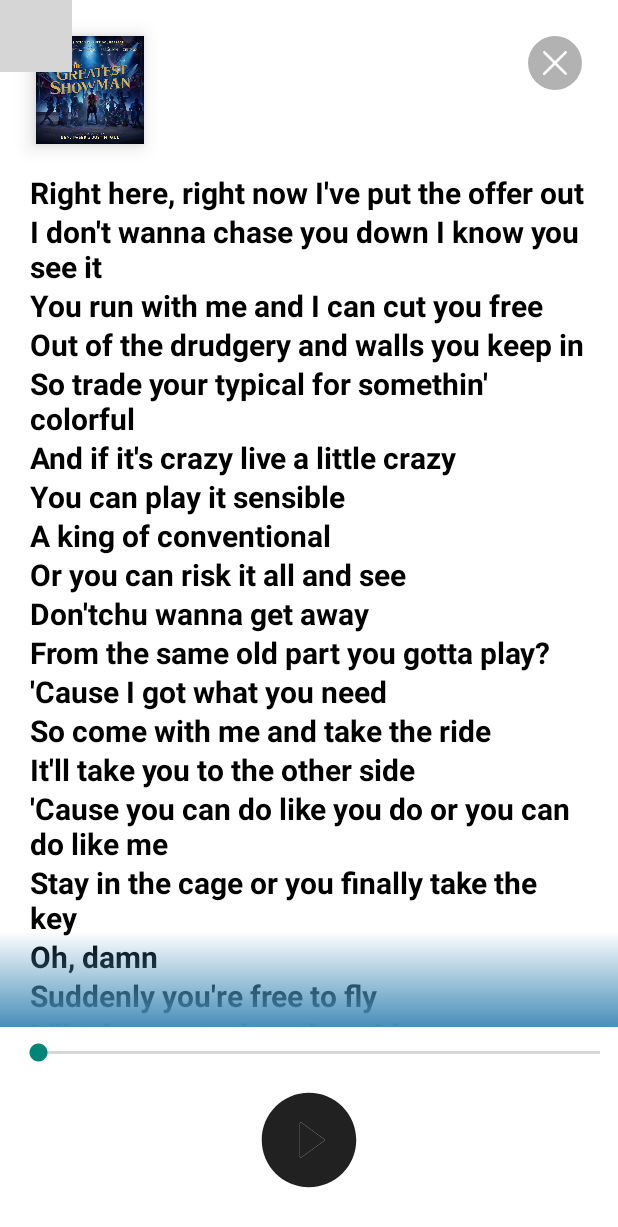
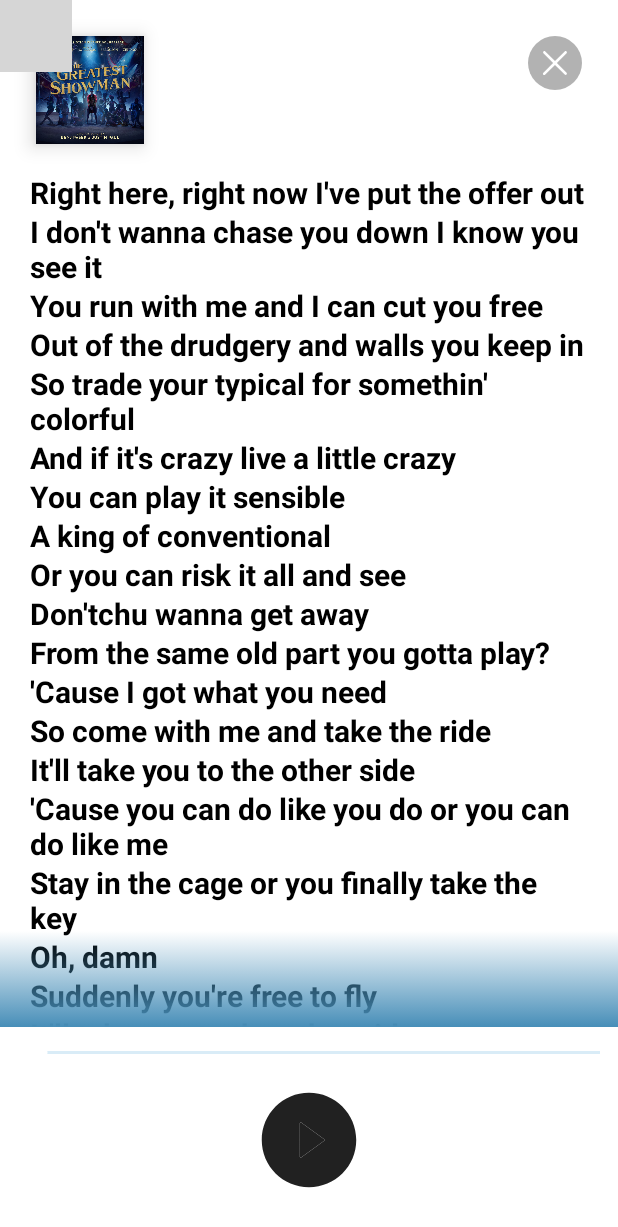
Before and after one commit to axelbrians/music-lyrics, an Android app built with Jetpack Compose: the composable ScrollableFullScreenLyricsScreen shown on its own in the app's theme, on a phone screen of 412 x 824 dp. Shown: the top 1227 px of the screen. Run offline under Robolectric (Android 15) with nearby library versions, the phone set to English and light mode, and no system bars; our stand-ins replace Timber, constraintlayout-compose; libraries missing offline, so code that uses them is left out: com.google.android.exoplayer2; 8 statements that could not run were skipped; grey boxes are pictures that could not be loaded.

Commit message:
feat: change seekbar style

```diff
--- a/app/src/main/java/com/axelb/music_lyrics/presentation/PlaybackControlFullScreenLyricsComp.kt
+++ b/app/src/main/java/com/axelb/music_lyrics/presentation/PlaybackControlFullScreenLyricsComp.kt
@@ -1,6 +1,8 @@
 package com.axelb.music_lyrics.presentation
 
 import android.widget.SeekBar
+import androidx.compose.foundation.BorderStroke
+import androidx.compose.foundation.border
 import androidx.compose.foundation.clickable
 import androidx.compose.foundation.interaction.MutableInteractionSource
 import androidx.compose.foundation.layout.fillMaxWidth
@@ -11,6 +13,7 @@ import androidx.compose.material.Text
 import androidx.compose.runtime.Composable
 import androidx.compose.runtime.remember
 import androidx.compose.ui.Modifier
+import androidx.compose.ui.graphics.Color
 import androidx.compose.ui.res.painterResource
 import androidx.compose.ui.text.font.FontWeight
 import androidx.compose.ui.unit.dp
@@ -47,13 +50,13 @@ fun PlaybackControlFullScreenLyricsComp(
         seekBarView
       },
       modifier = Modifier
-        .fillMaxWidth()
-        .padding(horizontal = 12.dp)
         .constrainAs(sliderRef) {
           top.linkTo(parent.top)
           start.linkTo(parent.start)
           end.linkTo(parent.end)
         }
+        .fillMaxWidth()
+        .padding(horizontal = 12.dp, vertical = 0.dp)
     )
 
     Text(
@@ -62,7 +65,7 @@ fun PlaybackControlFullScreenLyricsComp(
       fontSize = 12.sp,
       fontWeight = FontWeight.W400,
       modifier = Modifier
-        .padding(start = 12.dp, end = 12.dp, top = 12.dp)
+        .padding(start = 12.dp, end = 12.dp)
         .constrainAs(elapsedTimeRef) {
           top.linkTo(sliderRef.bottom)
           start.linkTo(sliderRef.start)
@@ -74,7 +77,7 @@ fun PlaybackControlFullScreenLyricsComp(
       fontSize = 12.sp,
       fontWeight = FontWeight.W400,
       modifier = Modifier
-        .padding(start = 12.dp, end = 12.dp, top = 12.dp)
+        .padding(start = 12.dp, end = 12.dp)
         .constrainAs(totalTimeRef) {
           top.linkTo(sliderRef.bottom)
           end.linkTo(sliderRef.end)
--- a/app/src/main/java/com/axelb/music_lyrics/presentation/ScrollableFullScreenLyricsScreen.kt
+++ b/app/src/main/java/com/axelb/music_lyrics/presentation/ScrollableFullScreenLyricsScreen.kt
@@ -1,5 +1,6 @@
 package com.axelb.music_lyrics.presentation
 
+import android.view.LayoutInflater
 import android.view.ViewGroup
 import android.widget.SeekBar
 import androidx.compose.animation.core.LinearEasing
@@ -19,6 +20,7 @@ import androidx.compose.ui.layout.onGloballyPositioned
 import androidx.compose.ui.platform.LocalContext
 import androidx.compose.ui.unit.dp
 import androidx.compose.ui.zIndex
+import com.axelb.music_lyrics.R
 import com.axelb.music_lyrics.core.linearGradientBackground
 import com.axelb.music_lyrics.presentation.model.LyricsTimestampData
 import com.axelb.music_lyrics.ui.theme.MyColor
@@ -70,11 +72,10 @@ fun ScrollableFullScreenLyricsScreen(
 		}
 	}
 
-	val seekBarView = SeekBar(LocalContext.current).apply {
-		layoutParams = ViewGroup.LayoutParams(
-			ViewGroup.LayoutParams.MATCH_PARENT,
-			ViewGroup.LayoutParams.WRAP_CONTENT
-		)
+	val seekBarView = (LayoutInflater.from(LocalContext.current).inflate(
+		R.layout.playback_seekbar,
+		null
+	) as SeekBar).apply {
 		setOnSeekBarChangeListener(onSeekbarChangeListener)
 		this.setPadding(20, 0, 0, 20)
 		this.max = 0
--- /dev/null
+++ b/app/src/main/res/layout/playback_seekbar.xml
@@ -0,0 +1,12 @@
+<?xml version="1.0" encoding="utf-8"?>
+<SeekBar xmlns:android="http://schemas.android.com/apk/res/android"
+    xmlns:tools="http://schemas.android.com/tools"
+    android:layout_width="match_parent"
+    android:layout_height="wrap_content"
+    android:padding="0dp"
+    android:thumbTint="@color/white"
+    android:progressTint="@color/white"
+    android:progressBackgroundTint="#6DB5DE"
+    tools:background="@color/black">
+
+</SeekBar>
```
